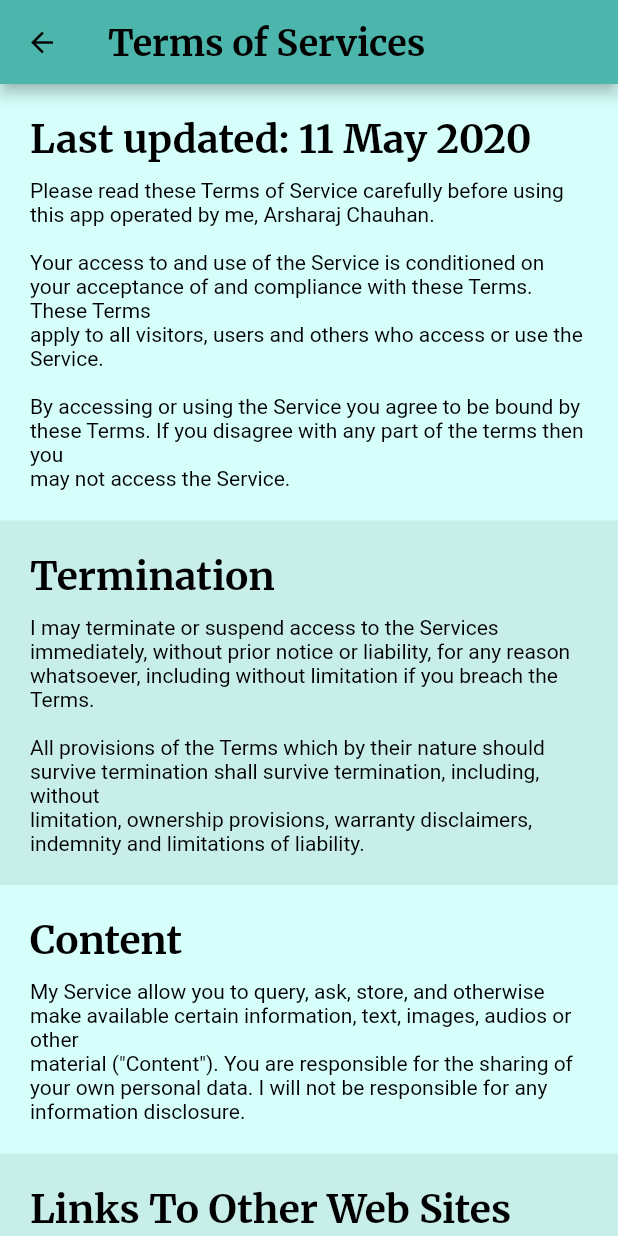
After one commit to arsharaj/ara-chatbot, a Flutter app: the TermsOfServices screen opened by its route, on a phone screen of 412 x 824 dp. The commit adds this screen. Run offline on Flutter 3.47's test engine with Material 2 defaults, Android fonts, the phone set to English and light mode, and no system bars; our stand-ins replace google_fonts.

Commit message:
Add terms of services

```diff
--- a/docs/terms_of_sevice.txt
+++ /dev/null
@@ -1,50 +0,0 @@
-----------------------------------------------------------------------------------------------------------------------------
-                                                   Terms of Service
-----------------------------------------------------------------------------------------------------------------------------
-
-Last updated: 11 May 2020
-
-Please read these Terms of Service carefully before using this app operated by me, Arsharaj Chauhan.
-
-Your access to and use of the Service is conditioned on your acceptance of and compliance with these Terms. These Terms
-apply to all visitors, users and others who access or use the Service.
-
-By accessing or using the Service you agree to be bound by these Terms. If you disagree with any part of the terms then you
-may not access the Service.
-
---------------------------------------------------- Termination -----------------------------------------------------------
-
-I may terminate or suspend access to the Services immediately, without prior notice or liability, for any reason
-whatsoever, including without limitation if you breach the Terms.
-
-All provisions of the Terms which by their nature should survive termination shall survive termination, including, without
-limitation, ownership provisions, warranty disclaimers, indemnity and limitations of liability.
-
------------------------------------------------------ Content --------------------------------------------------------------
-
-My Service allow you to query, ask, store, and otherwise make available certain information, text, images, audios or other
-material ("Content"). You are responsible for the sharing of your own personal data. I will not be responsible for any
-information disclosure.
-
----------------------------------------------- Links To Other Web Sites ----------------------------------------------------
-
-My app may contain links to third-party web sites or services that are not owned or controlled by me.
-
-Ara has no control over, and assumes no responsibility for, the content, privacy policies, or practices of any third party
-web sites or services. You further acknowledge and agree that Ara shall not be responsible or liable, directly or indirectly,
-for any damage or loss caused or alleged to be caused by or in connection with use of or reliance on any such content, goods
-or services available on or through any such web sites or services.
-
------------------------------------------------------ Changes -------------------------------------------------------------
-
-I reserve the right, at our sole discretion, to modify or replace these Terms at any time. If a revision occurs then I will
-try to provide notice prior to any new terms taking effect. What constitutes a material change will be determined at my sole
-discretion.
-
------------------------------------------------------ Contact Me ----------------------------------------------------------
-
-If you have any questions about these Terms, please contact me.
-
-Email Address : arsharajchauhan343@gmail.com
-Twitter : @arsharajchauhan
-Github : https://github.com/arsharaj
--- /dev/null
+++ b/lib/components/terms_of_services.dart
@@ -0,0 +1,65 @@
+// Import all the required files
+import 'package:flutter/material.dart';
+import 'package:ara_chatbot/utils/colors.dart';
+import 'package:ara_chatbot/utils/card_template.dart';
+import 'package:ara_chatbot/utils/terms_data.dart';
+
+// Privacy policy of the app is rendered here.
+class TermsOfServices extends StatelessWidget {
+  // Title of the privacy screen
+  final String title;
+
+  TermsOfServices({Key key, this.title}):super(key:key);
+
+  @override
+  Widget build(BuildContext context) {
+
+    final Color backgroundColor = (MediaQuery.of(context).platformBrightness == Brightness.light) ? backgroundColorLight : backgroundColorDark;
+
+    return Scaffold(
+      backgroundColor: backgroundColor,
+      appBar: AppBar(
+        title: Text(title),
+      ),
+      body: ListView(
+        children: <Widget>[
+          // Update Date and Abstract Intro
+          CardTemplate(
+            heading: updateDate,
+            body: abstractIntro,
+            status: 0,
+          ),
+          // Termination
+          CardTemplate(
+            heading: terminationHeading,
+            body: terminationBody,
+            status: 1,
+          ),
+          // Content
+          CardTemplate(
+            heading: contentHeading,
+            body: contentBody,
+            status: 0,
+          ),
+          // Links
+          CardTemplate(
+            heading: linkHeading,
+            body: linkBody,
+            status: 1,
+          ),
+          // Changes
+          CardTemplate(
+            heading: changesHeading,
+            body: changesBody,
+            status: 0,
+          ),
+          // Contact Me
+          CardTemplate(
+            heading: contactHeading,
+            body: contactBody,
+          ),
+        ],
+      ),
+    );
+  }
+}
--- a/lib/main.dart
+++ b/lib/main.dart
@@ -8,6 +8,7 @@ import 'package:ara_chatbot/utils/dark_theme.dart';
 // Custom components screens library
 import 'package:ara_chatbot/components/home_page.dart';
 import 'package:ara_chatbot/components/privacy_policy.dart';
+import 'package:ara_chatbot/components/terms_of_services.dart';
 
 // Main function - Starting point of the program.
 void main() {
@@ -33,7 +34,7 @@ class MyApp extends StatelessWidget {
         '/settings':(context) => Scaffold(),
         '/help':(context) => Scaffold(),
         '/privacy':(context) => PrivacyPolicy(title:'Privacy Policy',),
-        '/terms':(context) => Scaffold(),
+        '/terms':(context) => TermsOfServices(title: "Terms of Services",),
         '/about':(context) => Scaffold(),
       },
     );
--- /dev/null
+++ b/lib/utils/terms_data.dart
@@ -0,0 +1,54 @@
+// Update date
+const updateDate="Last updated: 11 May 2020";
+
+// Abstract Intro
+const abstractIntro="""
+Please read these Terms of Service carefully before using this app operated by me, Arsharaj Chauhan.
+
+Your access to and use of the Service is conditioned on your acceptance of and compliance with these Terms. These Terms
+apply to all visitors, users and others who access or use the Service.
+
+By accessing or using the Service you agree to be bound by these Terms. If you disagree with any part of the terms then you
+may not access the Service.""";
+
+// Termination
+const terminationHeading="Termination";
+const terminationBody="""
+I may terminate or suspend access to the Services immediately, without prior notice or liability, for any reason
+whatsoever, including without limitation if you breach the Terms.
+
+All provisions of the Terms which by their nature should survive termination shall survive termination, including, without
+limitation, ownership provisions, warranty disclaimers, indemnity and limitations of liability.""";
+
+// Content
+const contentHeading="Content";
+const contentBody="""
+My Service allow you to query, ask, store, and otherwise make available certain information, text, images, audios or other
+material ("Content"). You are responsible for the sharing of your own personal data. I will not be responsible for any
+information disclosure.""";
+
+// Links
+const linkHeading="Links To Other Web Sites";
+const linkBody="""
+My app may contain links to third-party web sites or services that are not owned or controlled by me.
+
+Ara has no control over, and assumes no responsibility for, the content, privacy policies, or practices of any third party
+web sites or services. You further acknowledge and agree that Ara shall not be responsible or liable, directly or indirectly,
+for any damage or loss caused or alleged to be caused by or in connection with use of or reliance on any such content, goods
+or services available on or through any such web sites or services.""";
+
+// Changes
+const changesHeading="Changes";
+const changesBody="""
+I reserve the right, at our sole discretion, to modify or replace these Terms at any time. If a revision occurs then I will
+try to provide notice prior to any new terms taking effect. What constitutes a material change will be determined at my sole
+discretion.""";
+
+// Contact Me
+const contactHeading="Contact Me";
+const contactBody="""
+If you have any questions about these Terms, please contact me.
+
+Email Address : arsharajchauhan343@gmail.com
+Twitter : @arsharajchauhan
+Github : https://github.com/arsharaj""";
```
Also changed, not shown: 1 other file.
